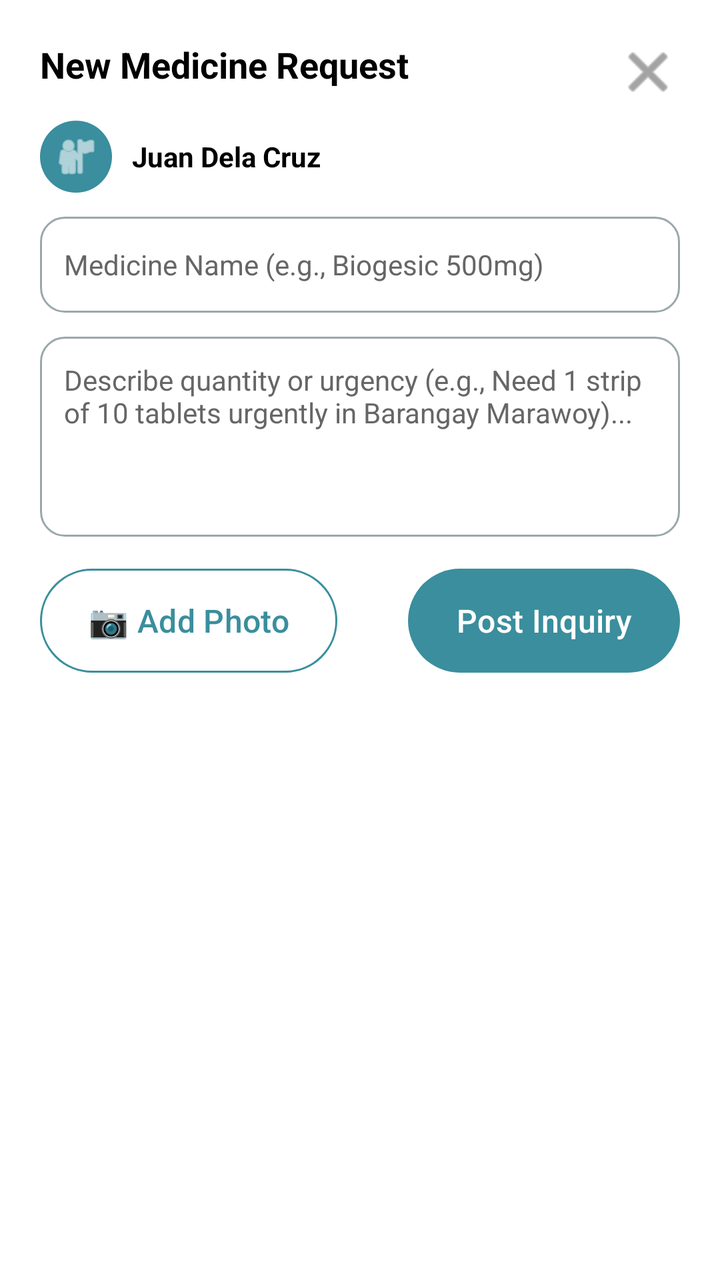
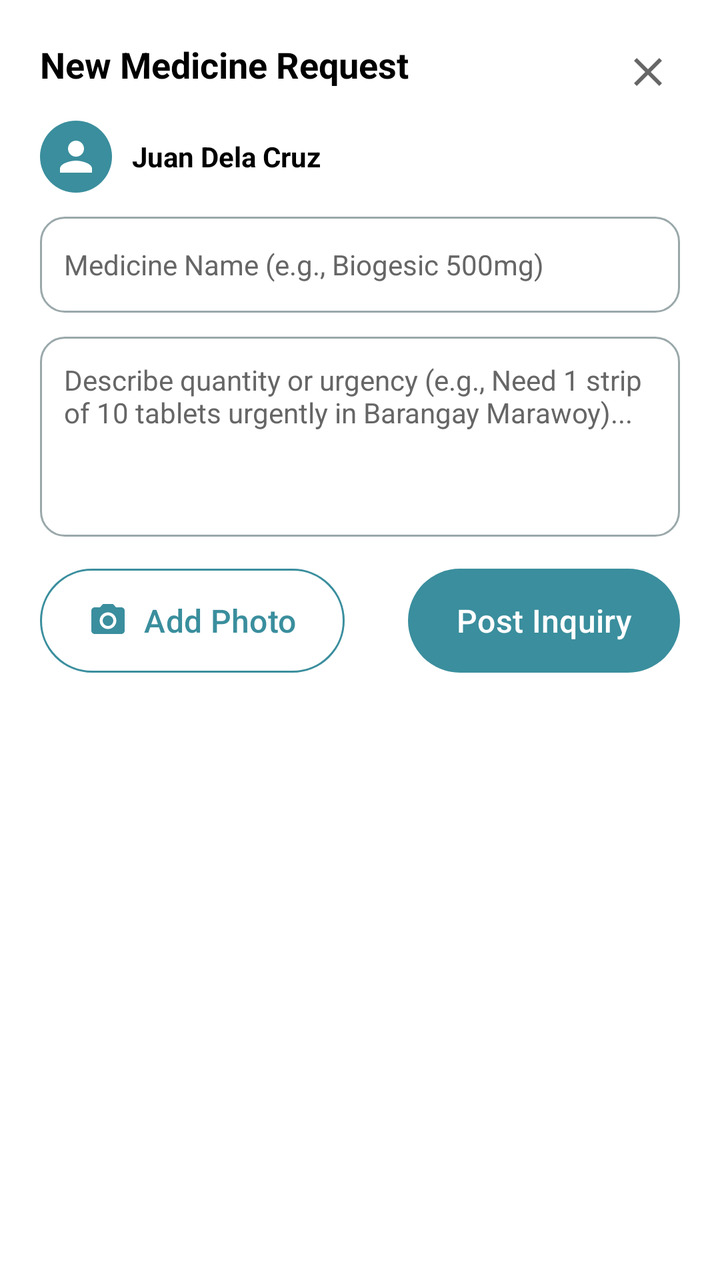

Two renders of the same Android screen: before a commit and after it. Below are the layout's source before the change and the commit's diff.
<!-- AndroidManifest.xml: application theme Theme.PharmaFind -->
<!-- res/layout/dialog_create_inquiry.xml -->
<?xml version="1.0" encoding="utf-8"?>
<androidx.constraintlayout.widget.ConstraintLayout xmlns:android="http://schemas.android.com/apk/res/android"
    xmlns:app="http://schemas.android.com/apk/res-auto"
    android:layout_width="match_parent"
    android:layout_height="wrap_content"
    android:background="@color/white"
    android:padding="20dp">

    
    <TextView
        android:id="@+id/tvComposerTitle"
        android:layout_width="wrap_content"
        android:layout_height="wrap_content"
        android:text="New Medicine Request"
        android:textColor="@color/black"
        android:textSize="18sp"
        android:textStyle="bold"
        app:layout_constraintStart_toStartOf="parent"
        app:layout_constraintTop_toTopOf="parent" />

    <ImageButton
        android:id="@+id/btnCloseDialog"
        android:layout_width="32dp"
        android:layout_height="32dp"
        android:background="?attr/selectableItemBackgroundBorderless"
        android:contentDescription="Close"
        android:src="@android:drawable/ic_menu_close_clear_cancel"
        app:tint="@color/text_gray"
        app:layout_constraintEnd_toEndOf="parent"
        app:layout_constraintTop_toTopOf="parent" />

    
    <LinearLayout
        android:id="@+id/userInfoRow"
        android:layout_width="match_parent"
        android:layout_height="wrap_content"
        android:layout_marginTop="16dp"
        android:gravity="center_vertical"
        android:orientation="horizontal"
        app:layout_constraintTop_toBottomOf="@id/tvComposerTitle">

        <ImageView
            android:layout_width="36dp"
            android:layout_height="36dp"
            android:background="@drawable/circle_background"
            android:backgroundTint="@color/primary_teal"
            android:padding="6dp"
            android:src="@android:drawable/ic_menu_myplaces"
            app:tint="@color/white" />

        <TextView
            android:id="@+id/tvAuthorName"
            android:layout_width="wrap_content"
            android:layout_height="wrap_content"
            android:layout_marginStart="10dp"
            android:text="Juan Dela Cruz"
            android:textColor="@color/black"
            android:textSize="14sp"
            android:textStyle="bold" />

    </LinearLayout>

    
    <EditText
        android:id="@+id/etMedicineName"
        android:layout_width="match_parent"
        android:layout_height="48dp"
        android:layout_marginTop="12dp"
        android:background="@drawable/edittext_background"
        android:hint="Medicine Name (e.g., Biogesic 500mg)"
        android:inputType="text"
        android:paddingHorizontal="12dp"
        android:textColor="@color/black"
        android:textColorHint="@color/text_gray"
        android:textSize="14sp"
        app:layout_constraintTop_toBottomOf="@id/userInfoRow" />

    
    <EditText
        android:id="@+id/etDescription"
        android:layout_width="match_parent"
        android:layout_height="100dp"
        android:layout_marginTop="12dp"
        android:background="@drawable/edittext_background"
        android:gravity="top|start"
        android:hint="Describe quantity or urgency (e.g., Need 1 strip of 10 tablets urgently in Barangay Marawoy)..."
        android:inputType="textMultiLine"
        android:padding="12dp"
        android:textColor="@color/black"
        android:textColorHint="@color/text_gray"
        android:textSize="14sp"
        app:layout_constraintTop_toBottomOf="@id/etMedicineName" />

    
    <FrameLayout
        android:id="@+id/photoPreviewContainer"
        android:layout_width="match_parent"
        android:layout_height="180dp"
        android:layout_marginTop="12dp"
        android:visibility="gone"
        app:layout_constraintTop_toBottomOf="@id/etDescription">

        <ImageView
            android:id="@+id/ivAttachedPhoto"
            android:layout_width="match_parent"
            android:layout_height="match_parent"
            android:scaleType="centerCrop" />

        <ImageButton
            android:id="@+id/btnRemovePhoto"
            android:layout_width="32dp"
            android:layout_height="32dp"
            android:layout_gravity="top|end"
            android:layout_margin="8dp"
            android:background="@drawable/circle_background"
            android:backgroundTint="#80000000"
            android:src="@android:drawable/ic_menu_close_clear_cancel"
            app:tint="@color/white" />

    </FrameLayout>

    
    <LinearLayout
        android:layout_width="match_parent"
        android:layout_height="wrap_content"
        android:layout_marginTop="16dp"
        android:gravity="center_vertical"
        android:orientation="horizontal"
        app:layout_constraintTop_toBottomOf="@id/photoPreviewContainer">

        <com.google.android.material.button.MaterialButton
            style="@style/Widget.PharmaFind.Button.Outlined"
            android:id="@+id/btnAddPhoto"
            android:layout_width="wrap_content"
            android:text="📷 Add Photo" />

        <View
            android:layout_width="0dp"
            android:layout_height="1dp"
            android:layout_weight="1" />

        <com.google.android.material.button.MaterialButton
            style="@style/Widget.PharmaFind.Button"
            android:id="@+id/btnPostInquiry"
            android:layout_width="wrap_content"
            android:text="Post Inquiry" />

    </LinearLayout>

</androidx.constraintlayout.widget.ConstraintLayout>
<!-- resources referenced by this layout -->
<resources>
  <color name="black">#FF000000</color>
  <color name="primary_teal">#3A8E9D</color>
  <color name="text_gray">#666666</color>
  <color name="white">#FFFFFFFF</color>
  <!-- drawable circle_background (drawable) -->
  <?xml version="1.0" encoding="utf-8"?>
  <shape xmlns:android="http://schemas.android.com/apk/res/android"
      android:shape="oval">
      <solid android:color="#A0D8D8" />
  </shape>
  <style name="Widget.PharmaFind.Button" parent="Widget.Material3.Button">
          <item name="android:layout_height">52dp</item>
          <item name="android:insetTop">0dp</item>
          <item name="android:insetBottom">0dp</item>
          <item name="cornerRadius">26dp</item>
          <item name="backgroundTint">@color/primary_teal</item>
          <item name="android:textColor">@color/white</item>
          <item name="android:textSize">16sp</item>
          <item name="android:textAllCaps">false</item>
      </style>
  <style name="Widget.PharmaFind.Button.Outlined" parent="Widget.Material3.Button.OutlinedButton">
          <item name="android:layout_height">52dp</item>
          <item name="android:insetTop">0dp</item>
          <item name="android:insetBottom">0dp</item>
          <item name="cornerRadius">26dp</item>
          <item name="strokeColor">@color/primary_teal</item>
          <item name="android:textColor">@color/primary_teal</item>
          <item name="android:textSize">16sp</item>
          <item name="android:textAllCaps">false</item>
      </style>
  <color name="field_border">#9AA8AA</color>
  <style name="Base.Theme.PharmaFind" parent="Theme.Material3.Light.NoActionBar">
          <item name="android:forceDarkAllowed" tools:targetApi="q">false</item>
          
          
      </style>
  <color name="teal_container">#D6EEF1</color>
  <color name="primary_dark">#1F6371</color>
  <color name="on_surface">#1B1F21</color>
  <color name="surface_variant">#E3EBEC</color>
  <color name="on_surface_variant">#3F484A</color>
  <color name="outline">#6F797A</color>
  <color name="surface_container_low">#F4F8F8</color>
  <color name="surface_container">#EEF3F4</color>
  <color name="surface_container_high">#E8EEEF</color>
  <color name="surface_container_highest">#E2E9EA</color>
  <!-- unchanged entries left out for length: 2 -->
</resources>

<!-- the commit's change to res/layout/dialog_create_inquiry.xml (unified diff, before → after) -->
@@ -24,7 +24,7 @@
         android:layout_height="32dp"
         android:background="?attr/selectableItemBackgroundBorderless"
         android:contentDescription="Close"
-        android:src="@android:drawable/ic_menu_close_clear_cancel"
+        android:src="@drawable/ic_close"
         app:tint="@color/text_gray"
         app:layout_constraintEnd_toEndOf="parent"
         app:layout_constraintTop_toTopOf="parent" />
@@ -45,7 +45,7 @@
             android:background="@drawable/circle_background"
             android:backgroundTint="@color/primary_teal"
             android:padding="6dp"
-            android:src="@android:drawable/ic_menu_myplaces"
+            android:src="@drawable/ic_person"
             app:tint="@color/white" />
 
         <TextView
@@ -114,7 +114,7 @@
             android:layout_margin="8dp"
             android:background="@drawable/circle_background"
             android:backgroundTint="#80000000"
-            android:src="@android:drawable/ic_menu_close_clear_cancel"
+            android:src="@drawable/ic_close"
             app:tint="@color/white" />
 
     </FrameLayout>
@@ -132,7 +132,8 @@
             style="@style/Widget.PharmaFind.Button.Outlined"
             android:id="@+id/btnAddPhoto"
             android:layout_width="wrap_content"
-            android:text="📷 Add Photo" />
+            app:icon="@drawable/ic_photo_camera"
+            android:text="Add Photo" />
 
         <View
             android:layout_width="0dp"
<!-- resource entries referenced after the edit -->
@@ -10,7 +10,43 @@
       android:shape="oval">
       <solid android:color="#A0D8D8" />
   </shape>
+  <!-- drawable ic_close (drawable) -->
+  <?xml version="1.0" encoding="utf-8"?>
+  <vector xmlns:android="http://schemas.android.com/apk/res/android"
+      android:width="24dp"
+      android:height="24dp"
+      android:viewportWidth="24"
+      android:viewportHeight="24">
+      <path
+          android:fillColor="#FF000000"
+          android:pathData="M19,6.41L17.59,5 12,10.59 6.41,5 5,6.41 10.59,12 5,17.59 6.41,19 12,13.41 17.59,19 19,17.59 13.41,12z" />
+  </vector>
+  <!-- drawable ic_person (drawable) -->
+  <?xml version="1.0" encoding="utf-8"?>
+  <vector xmlns:android="http://schemas.android.com/apk/res/android"
+      android:width="24dp"
+      android:height="24dp"
+      android:viewportWidth="24"
+      android:viewportHeight="24">
+      <path
+          android:fillColor="#FF000000"
+          android:pathData="M12,12c2.21,0 4,-1.79 4,-4s-1.79,-4 -4,-4 -4,1.79 -4,4 1.79,4 4,4zM12,14c-2.67,0 -8,1.34 -8,4v2h16v-2c0,-2.66 -5.33,-4 -8,-4z" />
+  </vector>
+  <!-- drawable ic_photo_camera (drawable) -->
+  <?xml version="1.0" encoding="utf-8"?>
+  <vector xmlns:android="http://schemas.android.com/apk/res/android"
+      android:width="24dp"
+      android:height="24dp"
+      android:viewportWidth="24"
+      android:viewportHeight="24">
+      <path
+          android:fillColor="#FF000000"
+          android:pathData="M12,12m-3.2,0a3.2,3.2 0,1 1,6.4 0a3.2,3.2 0,1 1,-6.4 0M9,2L7.17,4H4c-1.1,0 -2,0.9 -2,2v12c0,1.1 0.9,2 2,2h16c1.1,0 2,-0.9 2,-2V6c0,-1.1 -0.9,-2 -2,-2h-3.17L15,2H9zM12,17c-2.76,0 -5,-2.24 -5,-5s2.24,-5 5,-5 5,2.24 5,5 -2.24,5 -5,5z" />
+  </vector>
   <style name="Widget.PharmaFind.Button" parent="Widget.Material3.Button">
+          <item name="iconGravity">textStart</item>
+          <item name="iconSize">20dp</item>
+          <item name="iconPadding">8dp</item>
           <item name="android:layout_height">52dp</item>
           <item name="android:insetTop">0dp</item>
           <item name="android:insetBottom">0dp</item>
@@ -21,6 +57,9 @@
           <item name="android:textAllCaps">false</item>
       </style>
   <style name="Widget.PharmaFind.Button.Outlined" parent="Widget.Material3.Button.OutlinedButton">
+          <item name="iconGravity">textStart</item>
+          <item name="iconSize">20dp</item>
+          <item name="iconPadding">8dp</item>
           <item name="android:layout_height">52dp</item>
           <item name="android:insetTop">0dp</item>
           <item name="android:insetBottom">0dp</item>
